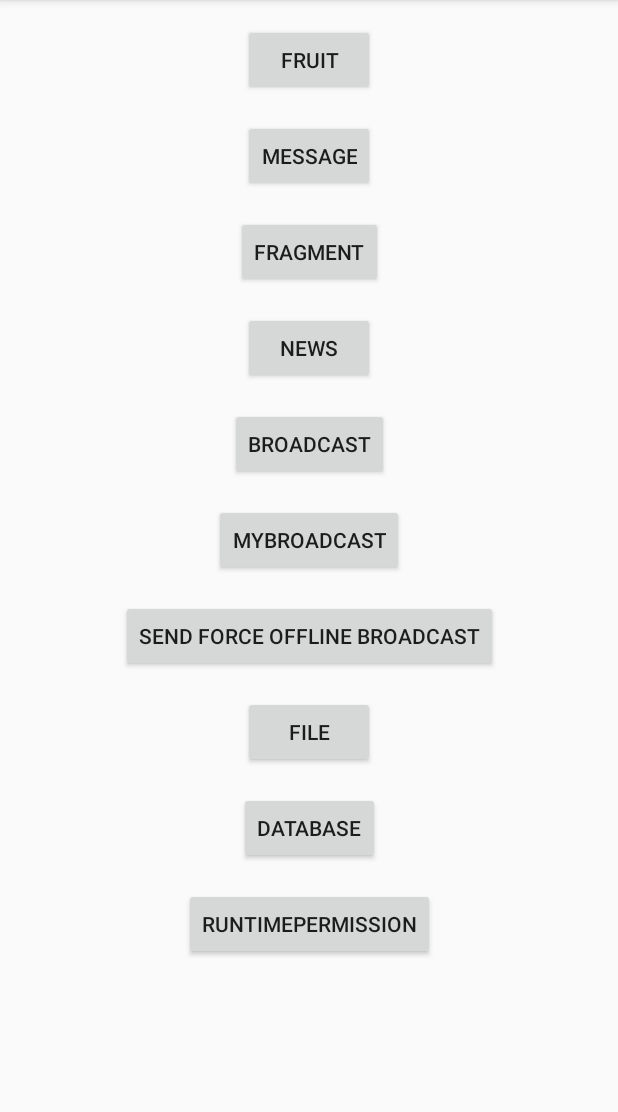
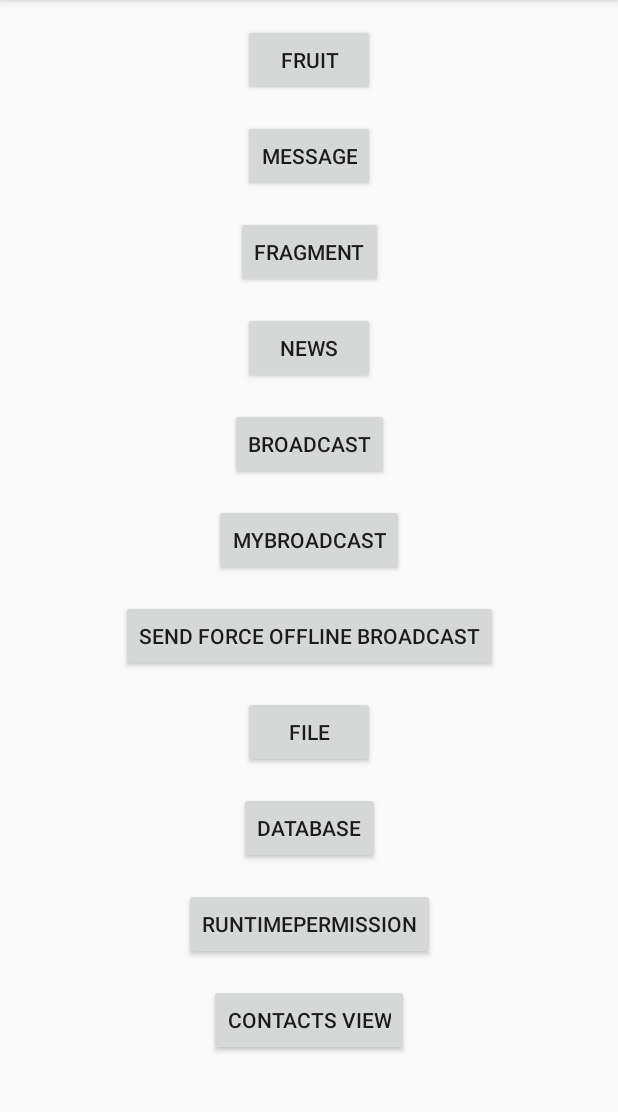
Before and after one commit to WildernessGods/android-demo, an Android app: the screen it shows after launch (MainActivity), on a phone screen of 412 x 824 dp, the part 84-1196 px from its top. Run offline under Robolectric (Android 15) with nearby library versions, the phone set to English and light mode, and no system bars.

Commit message:
Contacts

```diff
--- a/app/src/main/AndroidManifest.xml
+++ b/app/src/main/AndroidManifest.xml
@@ -5,6 +5,7 @@
     <uses-permission android:name="android.permission.ACCESS_NETWORK_STATE" />
     <uses-permission android:name="android.permission.RECEIVE_BOOT_COMPLETED" />
     <uses-permission android:name="android.permission.CALL_PHONE" />
+    <uses-permission android:name="android.permission.READ_CONTACTS" />
 
     <application
         android:allowBackup="true"
@@ -13,6 +14,7 @@
         android:roundIcon="@mipmap/ic_launcher_round"
         android:supportsRtl="true"
         android:theme="@style/AppTheme">
+        <activity android:name=".ContactsActivity"></activity>
         <activity android:name=".RuntimePermissionMainActivity" />
         <activity android:name=".DatabaseActivity" />
         <activity android:name=".FileActivity" />
--- a/app/src/main/java/com/wilderness/androiddemo/MainActivity.java
+++ b/app/src/main/java/com/wilderness/androiddemo/MainActivity.java
@@ -92,5 +92,13 @@ public class MainActivity extends BaseActivity {
                 startActivity(intent);
             }
         });
+        Button btnContacts = findViewById(R.id.btnContacts);
+        btnContacts.setOnClickListener(new View.OnClickListener() {
+            @Override
+            public void onClick(View v) {
+                Intent intent = new Intent(MainActivity.this, ContactsActivity.class);
+                startActivity(intent);
+            }
+        });
     }
 }
--- a/app/src/main/res/layout/activity_main.xml
+++ b/app/src/main/res/layout/activity_main.xml
@@ -107,4 +107,14 @@
         app:layout_constraintStart_toStartOf="parent"
         app:layout_constraintTop_toBottomOf="@+id/btnDatabase" />
 
+    <Button
+        android:id="@+id/btnContacts"
+        android:layout_width="wrap_content"
+        android:layout_height="wrap_content"
+        android:layout_marginTop="16dp"
+        android:text="@string/btn_contacts_view"
+        app:layout_constraintEnd_toEndOf="parent"
+        app:layout_constraintStart_toStartOf="parent"
+        app:layout_constraintTop_toBottomOf="@+id/btnRuntimePermission" />
+
 </androidx.constraintlayout.widget.ConstraintLayout>
--- a/app/src/main/res/values/strings.xml
+++ b/app/src/main/res/values/strings.xml
@@ -29,4 +29,5 @@
     <string name="btn_delete_data">delete data</string>
     <string name="btn_runtime_permission">RuntimePermission</string>
     <string name="btn_make_call">Make Call</string>
+    <string name="btn_contacts_view">contacts view</string>
 </resources>
```
Also changed, not shown: app/src/main/java/com/wilderness/androiddemo/ContactsActivity.java (added, +77 -0 lines), app/src/main/res/layout/activity_contacts.xml (added, +11 -0 lines).
